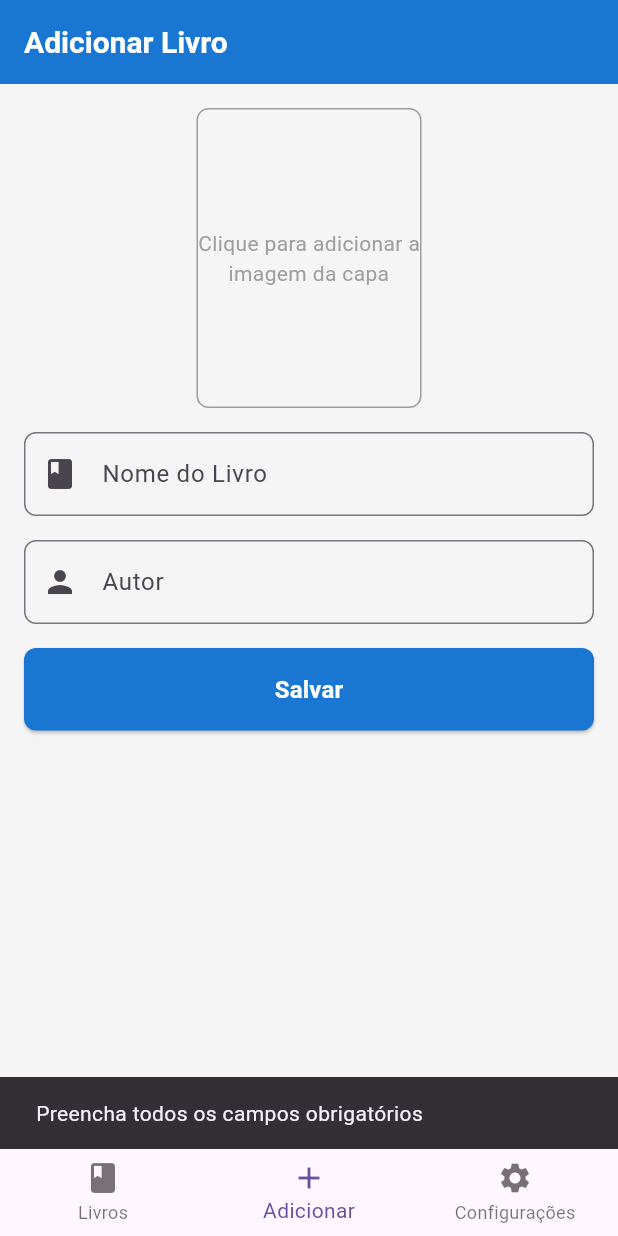
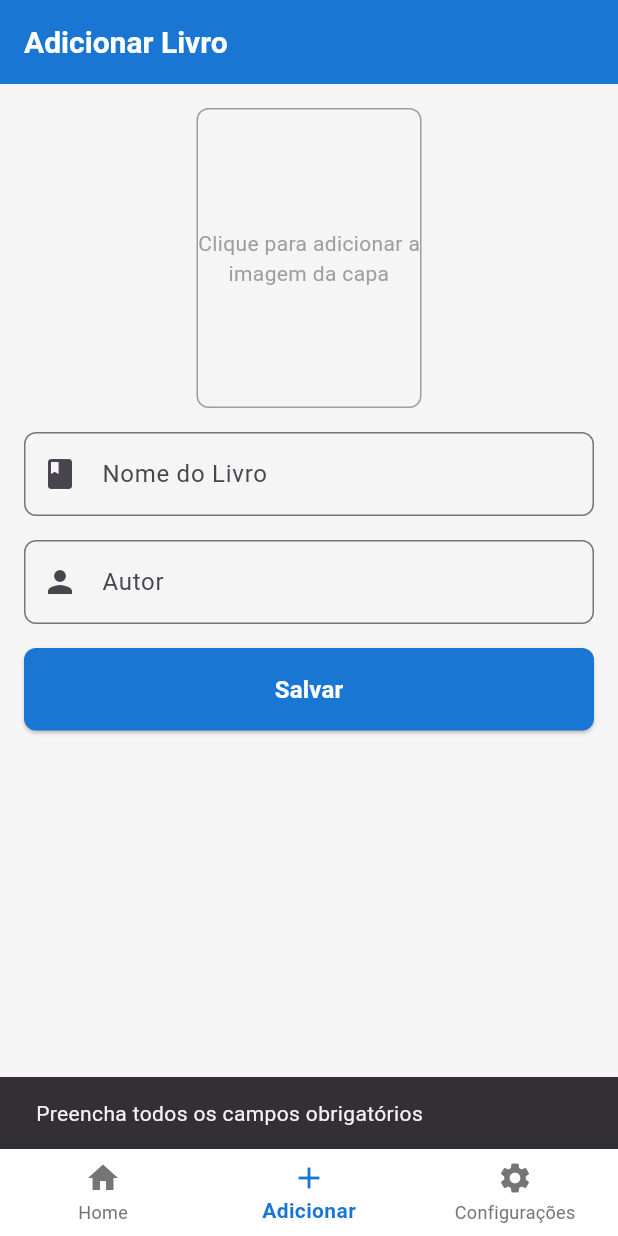
Before and after one commit to otavioms/lista_de_livros_app, a Flutter app: the screen it shows after launch, item 2 of the bottom bar chosen, after a tap on "Salvar", on a phone screen of 412 x 824 dp. Run offline on Flutter 3.47's test engine with Material 3 defaults, Android fonts, the phone set to English and light mode, and no system bars; our stand-ins replace image_picker, sqflite; accounts and stored records are empty.

Commit message:
Ajuste de design e navegação

```diff
--- a/lib/main.dart
+++ b/lib/main.dart
@@ -13,6 +13,7 @@ class ListaLivrosApp extends StatelessWidget {
     return MaterialApp(
       title: 'Lista de Livros',
       theme: ThemeData(primarySwatch: Colors.blue),
+      debugShowCheckedModeBanner: false,
       home: const PaginaPrincipal(),
     );
   }
--- a/lib/paginas/pagina_cadastro_livro.dart
+++ b/lib/paginas/pagina_cadastro_livro.dart
@@ -6,8 +6,9 @@ import '../entidades/livro.dart';
 
 class PaginaCadastroLivro extends StatefulWidget {
   final Livro? livro;
+  final Function(Livro)? onSave;
 
-  const PaginaCadastroLivro({Key? key, this.livro}) : super(key: key);
+  const PaginaCadastroLivro({Key? key, this.livro, this.onSave}) : super(key: key);
 
   @override
   _PaginaCadastroLivroState createState() => _PaginaCadastroLivroState();
@@ -83,7 +84,23 @@ class _PaginaCadastroLivroState extends State<PaginaCadastroLivro> {
         await _controle.atualizar(livro);
         debugPrint('Livro atualizado: ${livro.nome}');
       }
-      Navigator.pop(context);
+
+      if (widget.onSave != null) {
+        widget.onSave!(livro);
+      }
+
+      // Limpar o estado do formulário
+      setState(() {
+        _nomeController.clear();
+        _autorController.clear();
+        _imagem = null;
+      });
+
+      ScaffoldMessenger.of(context).showSnackBar(
+        const SnackBar(content: Text('Livro salvo com sucesso!')),
+      );
+
+      // Não usamos Navigator.pop(), pois a página está no IndexedStack
     } catch (e) {
       debugPrint('Erro ao salvar livro: $e');
       ScaffoldMessenger.of(context).showSnackBar(
--- a/lib/paginas/pagina_lista_livro.dart
+++ b/lib/paginas/pagina_lista_livro.dart
@@ -8,10 +8,10 @@ class PaginaListaLivro extends StatefulWidget {
   const PaginaListaLivro({Key? key}) : super(key: key);
 
   @override
-  _PaginaListaLivroState createState() => _PaginaListaLivroState();
+  PaginaListaLivroState createState() => PaginaListaLivroState();
 }
 
-class _PaginaListaLivroState extends State<PaginaListaLivro> {
+class PaginaListaLivroState extends State<PaginaListaLivro> {
   final ControleCadastroLivro _controle = ControleCadastroLivro();
   List<Livro> _livros = [];
   bool _isLoading = true;
@@ -19,10 +19,10 @@ class _PaginaListaLivroState extends State<PaginaListaLivro> {
   @override
   void initState() {
     super.initState();
-    _carregarLivros();
+    carregarLivros();
   }
 
-  Future<void> _carregarLivros() async {
+  Future<void> carregarLivros() async {
     try {
       debugPrint('Carregando livros...');
       setState(() {
@@ -130,7 +130,7 @@ class _PaginaListaLivroState extends State<PaginaListaLivro> {
                               builder: (context) => PaginaCadastroLivro(livro: livro),
                             ),
                           );
-                          _carregarLivros();
+                          carregarLivros();
                         },
                       ),
                       IconButton(
@@ -153,7 +153,7 @@ class _PaginaListaLivroState extends State<PaginaListaLivro> {
                                     child: const Text('Excluir', style: TextStyle(color: Colors.red)),
                                     onPressed: () async {
                                       await _controle.excluir(livro.id!);
-                                      _carregarLivros();
+                                      carregarLivros();
                                       Navigator.of(context).pop();
                                       ScaffoldMessenger.of(context).showSnackBar(
                                         const SnackBar(content: Text('Livro excluído com sucesso!')),
@@ -174,18 +174,6 @@ class _PaginaListaLivroState extends State<PaginaListaLivro> {
           );
         },
       ),
-      floatingActionButton: FloatingActionButton(
-        onPressed: () async {
-          debugPrint('Abrindo página de cadastro');
-          await Navigator.push(
-            context,
-            MaterialPageRoute(builder: (context) => const PaginaCadastroLivro()),
-          );
-          _carregarLivros();
-        },
-        backgroundColor: const Color(0xFF1976D2),
-        child: const Icon(Icons.add, color: Colors.white),
-      ),
       backgroundColor: const Color(0xFFF5F5F5),
     );
   }
--- a/lib/paginas/pagina_principal.dart
+++ b/lib/paginas/pagina_principal.dart
@@ -1,4 +1,5 @@
 import 'package:flutter/material.dart';
+import '../entidades/livro.dart';
 import 'pagina_lista_livro.dart';
 import 'pagina_cadastro_livro.dart';
 import 'pagina_configuracoes.dart';
@@ -11,38 +12,41 @@ class PaginaPrincipal extends StatefulWidget {
 }
 
 class _PaginaPrincipalState extends State<PaginaPrincipal> {
-  int _indiceAtual = 0;
-  final List<Widget> _telas = [
-    const PaginaListaLivro(),
-    const PaginaCadastroLivro(),
-    PaginaConfiguracoes(),
-  ];
+  int _selectedIndex = 0;
+  final GlobalKey<PaginaListaLivroState> _listaKey = GlobalKey<PaginaListaLivroState>();
 
   void _onItemTapped(int index) {
     setState(() {
-      debugPrint('Navegando para índice: $index');
-      _indiceAtual = index;
+      _selectedIndex = index;
     });
-    // Forçar rebuild da tela de lista se voltar para ela
-    if (index == 0 && _telas[0] is PaginaListaLivro) {
-      (_telas[0] as PaginaListaLivro).createState().setState(() {});
+  }
+
+  void _onBookSaved(Livro livro) {
+    if (_listaKey.currentState != null) {
+      _listaKey.currentState!.carregarLivros();
     }
+    // Voltar para a página inicial (Home) após salvar
+    setState(() {
+      _selectedIndex = 0;
+    });
   }
 
   @override
   Widget build(BuildContext context) {
     return Scaffold(
       body: IndexedStack(
-        index: _indiceAtual,
-        children: _telas,
+        index: _selectedIndex,
+        children: [
+          PaginaListaLivro(key: _listaKey),
+          PaginaCadastroLivro(onSave: _onBookSaved),
+          PaginaConfiguracoes(),
+        ],
       ),
       bottomNavigationBar: BottomNavigationBar(
-        currentIndex: _indiceAtual,
-        onTap: _onItemTapped,
-        items: const [
+        items: const <BottomNavigationBarItem>[
           BottomNavigationBarItem(
-            icon: Icon(Icons.book),
-            label: 'Livros',
+            icon: Icon(Icons.home),
+            label: 'Home',
           ),
           BottomNavigationBarItem(
             icon: Icon(Icons.add),
@@ -53,6 +57,18 @@ class _PaginaPrincipalState extends State<PaginaPrincipal> {
             label: 'Configurações',
           ),
         ],
+        currentIndex: _selectedIndex,
+        selectedItemColor: const Color(0xFF1976D2),
+        unselectedItemColor: Colors.grey[600],
+        backgroundColor: Colors.white,
+        selectedLabelStyle: const TextStyle(
+          fontFamily: 'Roboto',
+          fontWeight: FontWeight.bold,
+        ),
+        unselectedLabelStyle: const TextStyle(
+          fontFamily: 'Roboto',
+        ),
+        onTap: _onItemTapped,
       ),
     );
   }
```
